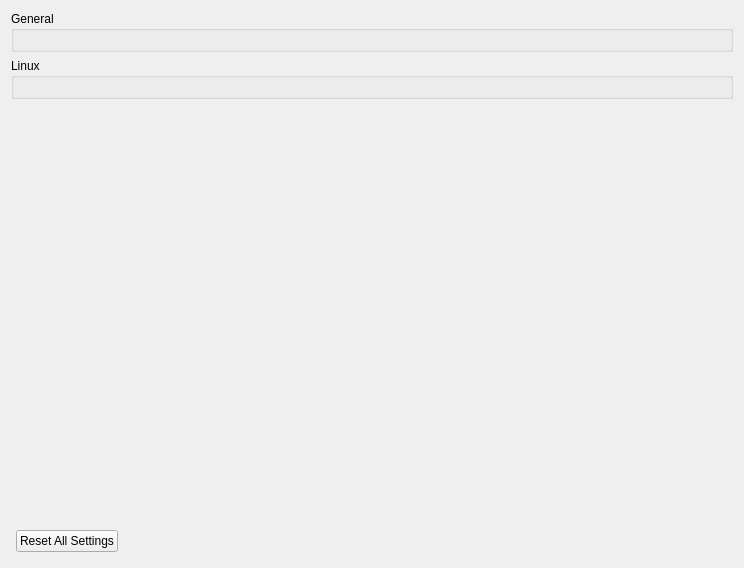
Qt form src/citron/configuration/configure_general.ui (citron-neo/emulator) before a commit.
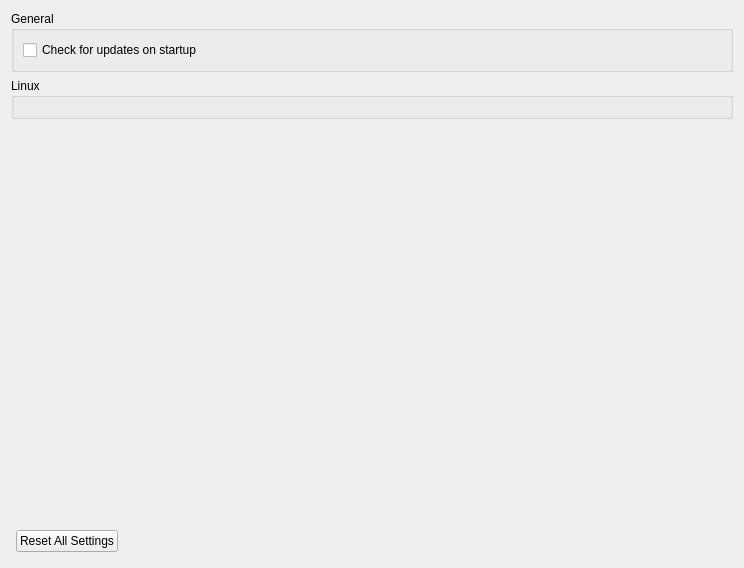
The same form after that commit.

Commit message: fix/re-enable-updates

Diff of the .ui file:
```diff
--- a/src/citron/configuration/configure_general.ui
+++ b/src/citron/configuration/configure_general.ui
@@ -40,6 +40,13 @@
            <property name="bottomMargin">
             <number>0</number>
            </property>
+           <item>
+            <widget class="QCheckBox" name="check_for_updates_checkbox">
+             <property name="text">
+              <string>Check for updates on startup</string>
+             </property>
+            </widget>
+           </item>
           </layout>
          </widget>
         </item>
```
